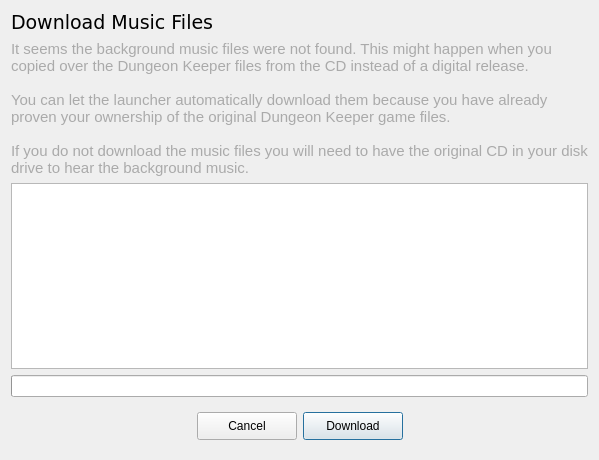
The window that ui/downloadmusicdialog.ui (yani/keeperfx-launcher-qt) describes before a commit, drawn with Qt 5.
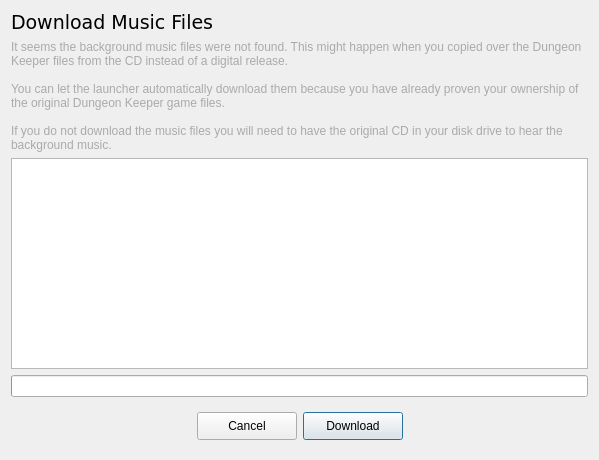
The same window after the commit. Icons and pictures are not drawn.

Commit message: remove unused properties in DownloadMusicDialog

Diff of the .ui file:
```diff
--- a/ui/downloadmusicdialog.ui
+++ b/ui/downloadmusicdialog.ui
@@ -54,11 +54,6 @@
        <height>16777215</height>
       </size>
      </property>
-     <property name="font">
-      <font>
-       <pointsize>11</pointsize>
-      </font>
-     </property>
      <property name="styleSheet">
       <string notr="true">QLabel {
  color: #AAA;
@@ -71,9 +66,6 @@
 
 If you do not download the music files you will need to have the original CD in your disk drive to hear the background music.</string>
      </property>
-     <property name="alignment">
-      <set>Qt::AlignmentFlag::AlignLeading|Qt::AlignmentFlag::AlignLeft|Qt::AlignmentFlag::AlignVCenter</set>
-     </property>
      <property name="wordWrap">
       <bool>true</bool>
      </property>
```
